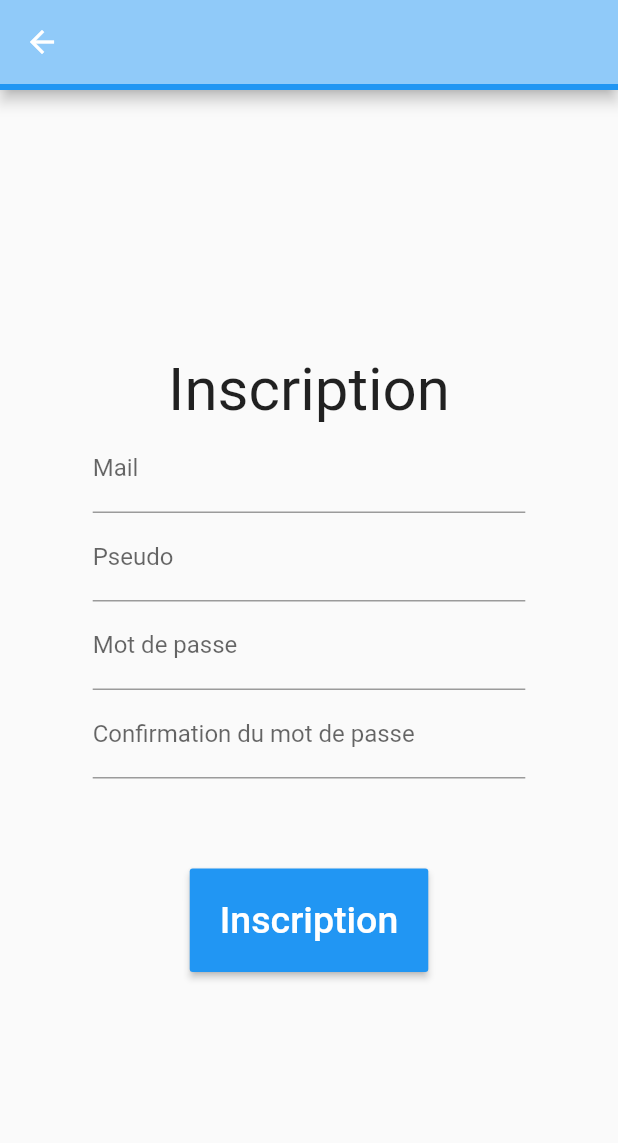
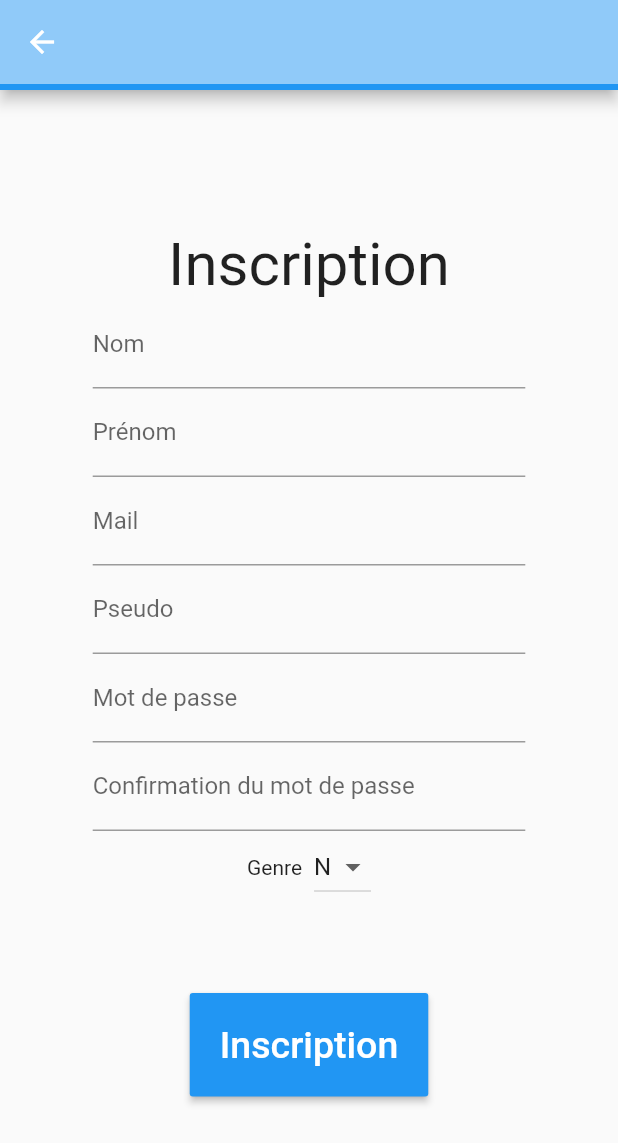
Before and after one commit to Vaalaryn/palikohrnne-mobile-app, a Flutter app: the SignUpView screen opened directly with empty values, on a phone screen of 412 x 824 dp. Shown: the top 1143 px of the screen. Run offline on Flutter 3.47's test engine with Material 2 defaults, Android fonts, the phone set to English and light mode, and no system bars; our stand-ins replace shared_preferences; accounts and stored records are empty; network calls fail.

```diff
--- a/lib/app/view/SignUpView.dart
+++ b/lib/app/view/SignUpView.dart
@@ -21,6 +21,10 @@ class SignUpViewState extends State<SignUpView> {
   String username;
   String password;
   String password_confirm;
+  String nom;
+  String prenom;
+  final List<String> _genreChoices = ['M', 'F', 'N'].toList();
+  String _selectedChoice;
 
   Future<String> inscription() async {
     String url = Constante.baseApiUrl + '/fr/user/add';
@@ -44,8 +48,19 @@ class SignUpViewState extends State<SignUpView> {
 
   SignUpViewState(this.that);
 
+
+  @override
+  void initState() {
+    super.initState();
+    _selectedChoice = 'N';
+  }
+
   @override
   Widget build(BuildContext context) {
+    final dropdownMenuGenreOptions = _genreChoices
+        .map((String item) =>
+    new DropdownMenuItem<String>(value: item, child: new Text(item))
+    ).toList();
     return Scaffold(
         appBar: AppBar(
           backgroundColor: Theme.of(context).backgroundColor,
@@ -76,6 +91,34 @@ class SignUpViewState extends State<SignUpView> {
                         key: _formKey,
                         child: Column(
                           children: <Widget>[
+                            TextFormField(
+                              cursorColor: Theme.of(context).primaryColor,
+                              decoration: InputDecoration(
+                                  labelText: "Nom"),
+                              validator: (value) {
+                                if (value.isEmpty) {
+                                  return S
+                                      .of(context)
+                                      .inscriptionMsgFieldsEmpty;
+                                }
+                                this.nom = value;
+                                return null;
+                              },
+                            ),
+                            TextFormField(
+                              cursorColor: Theme.of(context).primaryColor,
+                              decoration: InputDecoration(
+                                  labelText: "Prénom"),
+                              validator: (value) {
+                                if (value.isEmpty) {
+                                  return S
+                                      .of(context)
+                                      .inscriptionMsgFieldsEmpty;
+                                }
+                                this.prenom = value;
+                                return null;
+                              },
+                            ),
                             TextFormField(
                               decoration: InputDecoration(labelText: S.of(context).inscriptionLabelMail),
                               keyboardType: TextInputType.emailAddress,
@@ -154,6 +197,24 @@ class SignUpViewState extends State<SignUpView> {
                                 return null;
                               },
                             ),
+                            Column(
+                                children: <Widget>[
+                                  Row(
+                                      mainAxisAlignment: MainAxisAlignment.center,
+                                      children: <Widget>[
+                                        Text(S.of(context).profilGenre),
+                                        Container(width: 8),
+                                        DropdownButton<String>(
+                                          items: dropdownMenuGenreOptions,
+                                          onChanged: (String newValue) {
+                                            setState(() {
+                                              _selectedChoice = newValue;
+                                            });
+                                          },
+                                          value: _selectedChoice,
+                                        ),
+                                      ]),
+                                ]),
                             Container(
                               height: 60,
                             ),
```
